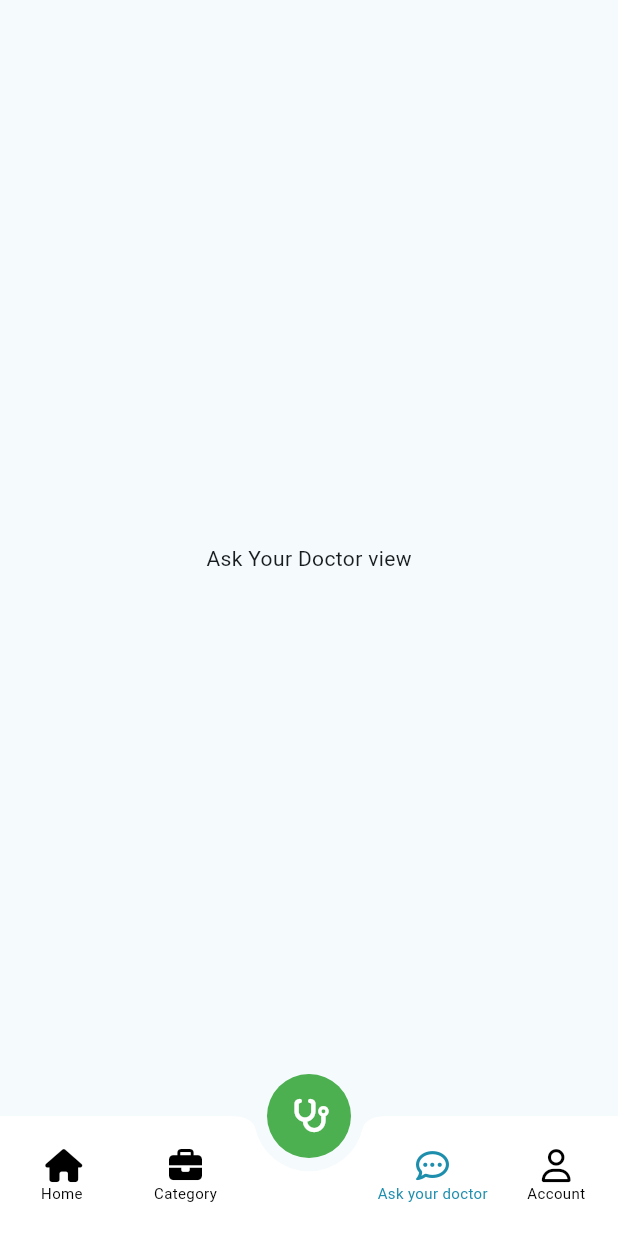
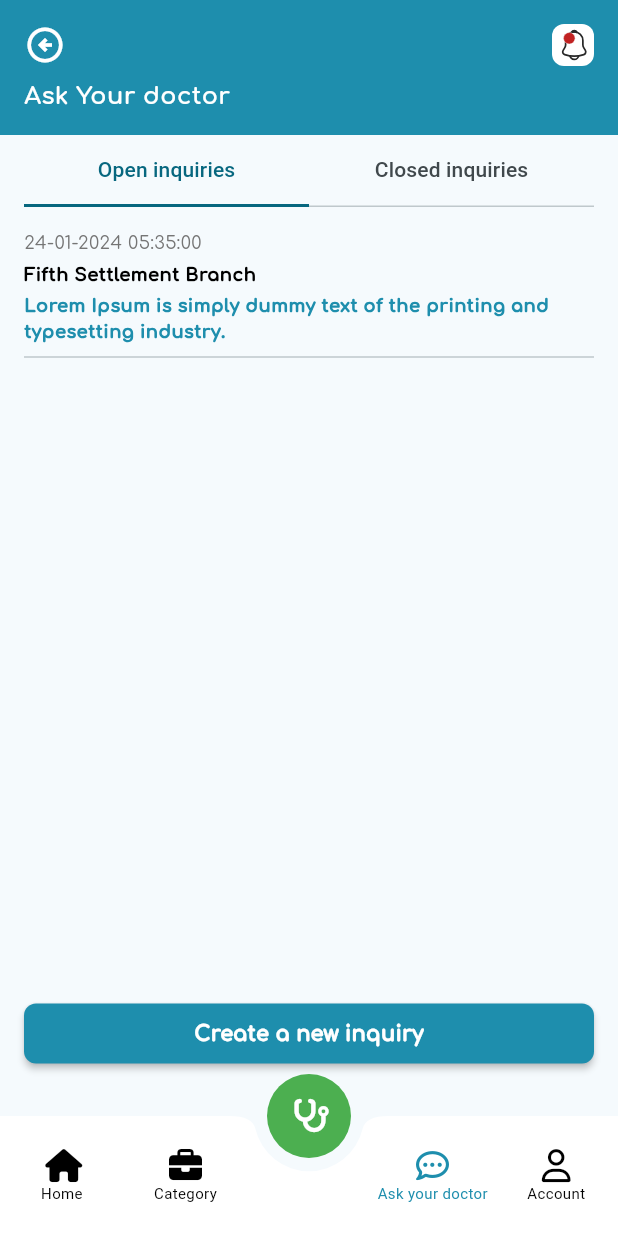
Before and after one commit to Waheed-Ashraf/Clinic-Engine-Task, a Flutter app: the screen it shows after launch, item 4 of the bottom bar chosen, on a phone screen of 412 x 824 dp. Run offline on Flutter 3.47's test engine with Material 3 defaults, Android fonts, the phone set to English and light mode, and no system bars; our stand-ins replace animate_do, flutter_svg, font_awesome_flutter.

Commit message:
ask your doctor view done

```diff
--- a/lib/modules/ask_your_doctor/presentation/views/ask_your_doctor_view.dart
+++ b/lib/modules/ask_your_doctor/presentation/views/ask_your_doctor_view.dart
@@ -1,3 +1,6 @@
+import 'package:clinic_engine_task/core/widgets/custom_button.dart';
+import 'package:clinic_engine_task/modules/ask_your_doctor/presentation/views/widgets/custom_ask_your_doctor_tabbar.dart';
+import 'package:clinic_engine_task/modules/categories/presentation/views/widgets/custom_appbar_2.dart';
 import 'package:flutter/material.dart';
 
 class AskYourDoctorView extends StatelessWidget {
@@ -5,8 +8,33 @@ class AskYourDoctorView extends StatelessWidget {
 
   @override
   Widget build(BuildContext context) {
-    return const Center(
-      child: Text("Ask Your Doctor view"),
+    return Scaffold(
+      body: Column(
+        children: [
+          const CustomAppBar2(title: "Ask Your doctor"),
+          const Padding(
+            padding: EdgeInsets.symmetric(horizontal: 16),
+            child: CustomAskYourDoctorTabBar(),
+          ),
+          const Expanded(
+              child: SizedBox(
+            height: 8,
+          )),
+          Padding(
+            padding: const EdgeInsets.symmetric(horizontal: 16),
+            child: SizedBox(
+              height: 40,
+              child: CustomButton(
+                  text: "Create a new inquiry",
+                  onPressed: () {},
+                  widget: const SizedBox()),
+            ),
+          ),
+          const SizedBox(
+            height: 35,
+          ),
+        ],
+      ),
     );
   }
 }
--- /dev/null
+++ b/lib/modules/ask_your_doctor/presentation/views/widgets/custom_ask_your_doctor_tabbar.dart
@@ -0,0 +1,65 @@
+import 'package:clinic_engine_task/modules/ask_your_doctor/presentation/views/widgets/inquiries_widget.dart';
+import 'package:flutter/material.dart';
+
+class CustomAskYourDoctorTabBar extends StatefulWidget {
+  const CustomAskYourDoctorTabBar({super.key});
+
+  @override
+  State<CustomAskYourDoctorTabBar> createState() =>
+      _CustomAskYourDoctorTabBarState();
+}
+
+class _CustomAskYourDoctorTabBarState extends State<CustomAskYourDoctorTabBar>
+    with SingleTickerProviderStateMixin {
+  late TabController _tabController;
+
+  @override
+  void initState() {
+    super.initState();
+    _tabController = TabController(length: 2, vsync: this);
+  }
+
+  @override
+  void dispose() {
+    _tabController.dispose();
+    super.dispose();
+  }
+
+  @override
+  Widget build(BuildContext context) {
+    return SizedBox(
+      height: MediaQuery.of(context).size.height - 290,
+      child: Column(
+        children: <Widget>[
+          TabBar(
+            controller: _tabController,
+            indicatorSize: TabBarIndicatorSize.tab,
+            tabs: const [
+              Tab(text: 'Open inquiries'),
+              Tab(text: 'Closed inquiries'),
+            ],
+          ),
+          Expanded(
+            child: TabBarView(
+              controller: _tabController,
+              children: const [
+                InquiriesWidget(
+                  branchName: "Fifth Settlement Branch",
+                  date: "24-01-2024 05:35:00",
+                  inquirie:
+                      "Lorem Ipsum is simply dummy text of the printing and typesetting industry.",
+                ),
+                InquiriesWidget(
+                  branchName: "Fifth Settlement Branch",
+                  date: "21-01-2024 03:22:00",
+                  inquirie:
+                      "Lorem Ipsum is simply dummy text of the printing and typesetting industry. and more recently with desktop publishing software like Aldus PageMaker including versions of Lorem Ipsum.",
+                )
+              ],
+            ),
+          ),
+        ],
+      ),
+    );
+  }
+}
--- /dev/null
+++ b/lib/modules/ask_your_doctor/presentation/views/widgets/inquiries_widget.dart
@@ -0,0 +1,54 @@
+import 'package:clinic_engine_task/core/utils/app_styles.dart';
+import 'package:clinic_engine_task/core/utils/constent_colors.dart';
+import 'package:flutter/material.dart';
+
+class InquiriesWidget extends StatelessWidget {
+  final String date;
+  final String branchName;
+  final String inquirie;
+  const InquiriesWidget(
+      {super.key,
+      required this.date,
+      required this.branchName,
+      required this.inquirie});
+
+  @override
+  Widget build(BuildContext context) {
+    return SingleChildScrollView(
+      child: Column(
+        crossAxisAlignment: CrossAxisAlignment.start,
+        children: [
+          const SizedBox(
+            height: 16,
+          ),
+          Text(
+            date,
+            style: AppStyles.styleRegular12.copyWith(
+              color: Colors.grey[600],
+            ),
+          ),
+          const SizedBox(
+            height: 4,
+          ),
+          Text(
+            branchName,
+            style: AppStyles.styleBold12,
+          ),
+          const SizedBox(
+            height: 4,
+          ),
+          Text(
+            inquirie,
+            style: AppStyles.styleBold12.copyWith(
+              color: primaryColor,
+            ),
+          ),
+          const Divider(
+            thickness: 1,
+            height: 16,
+          ),
+        ],
+      ),
+    );
+  }
+}
--- a/lib/modules/bottom_nav_bar/bottom_nav_bar.dart
+++ b/lib/modules/bottom_nav_bar/bottom_nav_bar.dart
@@ -3,7 +3,6 @@ import 'package:clinic_engine_task/modules/account/presentation/views/account_vi
 import 'package:clinic_engine_task/modules/ask_your_doctor/presentation/views/ask_your_doctor_view.dart';
 import 'package:clinic_engine_task/modules/categories/presentation/views/categories_view.dart';
 import 'package:clinic_engine_task/modules/home/presentation/views/home_view.dart';
-import 'package:clinic_engine_task/modules/home/presentation/views/widgets/custom_drower.dart';
 import 'package:clinic_engine_task/modules/stay_healthy/presentation/views/stay_healthy_view.dart';
 import 'package:flutter/material.dart';
 import 'package:font_awesome_flutter/font_awesome_flutter.dart';
@@ -16,18 +15,13 @@ class BottomBarScreen extends StatefulWidget {
 }
 
 class _BottomBarScreenState extends State<BottomBarScreen> {
-  List _pages = [];
+  List<Widget> _pages = [];
   int _selectedPageIndex = 0;
-  final GlobalKey<ScaffoldState> scaffoldKey = GlobalKey();
 
   @override
   void initState() {
-    _pages = [
-      HomeView(
-        onDrowerTaped: () {
-          scaffoldKey.currentState!.openDrawer();
-        },
-      ),
+    _pages = const [
+      HomeView(),
       CategoriesView(),
       StayHealthyView(),
       AskYourDoctorView(),
@@ -45,8 +39,6 @@ class _BottomBarScreenState extends State<BottomBarScreen> {
   @override
   Widget build(BuildContext context) {
     return Scaffold(
-      drawer: const CustomDrower(),
-      key: scaffoldKey,
       extendBody: true,
       bottomNavigationBar: Theme(
         data: ThemeData(
--- a/lib/modules/categories/presentation/views/categories_view.dart
+++ b/lib/modules/categories/presentation/views/categories_view.dart
@@ -8,7 +8,9 @@ class CategoriesView extends StatelessWidget {
 
   @override
   Widget build(BuildContext context) {
-    return Column(
+    return Scaffold(
+      body: SafeArea(
+        child: Column(
           children: [
             const CustomAppBar2(
               title: "Category",
@@ -42,6 +44,8 @@ class CategoriesView extends StatelessWidget {
               ),
             ),
           ],
+        ),
+      ),
     );
   }
 }
--- a/lib/modules/categories/presentation/views/widgets/custom_appbar_2.dart
+++ b/lib/modules/categories/presentation/views/widgets/custom_appbar_2.dart
@@ -26,7 +26,7 @@ class CustomAppBar2 extends StatelessWidget {
                 color: Colors.white,
               ),
               Spacer(),
-              NotificationBill(),
+              Hero(tag: 'bill', child: NotificationBill()),
             ],
           ),
           const SizedBox(
--- a/lib/modules/home/presentation/views/home_view.dart
+++ b/lib/modules/home/presentation/views/home_view.dart
@@ -1,25 +1,40 @@
 import 'package:clinic_engine_task/modules/home/presentation/views/widgets/custom_appbar.dart';
+import 'package:clinic_engine_task/modules/home/presentation/views/widgets/custom_drower.dart';
 import 'package:clinic_engine_task/modules/home/presentation/views/widgets/home_elemets_list.dart';
 import 'package:flutter/material.dart';
-import 'package:flutter/widgets.dart';
 
-class HomeView extends StatelessWidget {
-  final void Function()? onDrowerTaped;
+class HomeView extends StatefulWidget {
+  const HomeView({
+    super.key,
+  });
 
-  const HomeView({super.key, this.onDrowerTaped});
+  @override
+  State<HomeView> createState() => _HomeViewState();
+}
+
+class _HomeViewState extends State<HomeView> {
+  final GlobalKey<ScaffoldState> scaffoldKey = GlobalKey();
 
   @override
   Widget build(BuildContext context) {
-    return SingleChildScrollView(
+    return Scaffold(
+      drawer: const CustomDrower(),
+      key: scaffoldKey,
+      body: SingleChildScrollView(
         child: Column(
           children: [
-          CustomAppBar(onDrowerTaped: onDrowerTaped),
+            CustomAppBar(
+              onDrowerTaped: () {
+                scaffoldKey.currentState!.openDrawer();
+              },
+            ),
             const SizedBox(
               height: 8,
             ),
             const HomeElementsList(),
           ],
         ),
+      ),
     );
   }
 }
--- a/lib/modules/home/presentation/views/widgets/custom_appbar.dart
+++ b/lib/modules/home/presentation/views/widgets/custom_appbar.dart
@@ -21,7 +21,7 @@ class CustomAppBar extends StatelessWidget {
           ),
           Row(
             children: [
-              const NotificationBill(),
+              const Hero(tag: 'billl', child: NotificationBill()),
               const Spacer(),
               InkWell(
                   onTap: onDrowerTaped,
```
Lines whose indentation alone changed are shown as unchanged.
